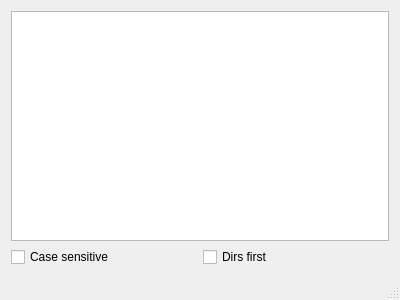
Qt form mainwindow.ui (haraki/FolderModelTest) before a commit.
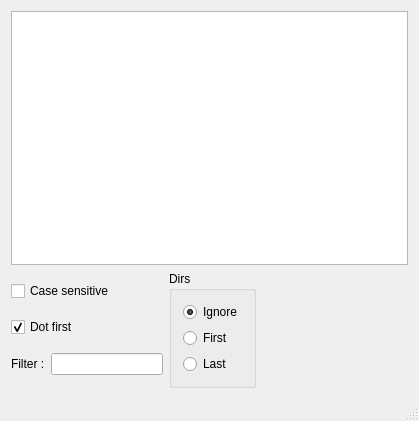
The same form after that commit.

Commit message: QFileSystemModel, QSortFilterProxyModel を使わず、FolderModel を使うよう修正

Diff of the .ui file:
```diff
--- a/mainwindow.ui
+++ b/mainwindow.ui
@@ -6,15 +6,15 @@
    <rect>
     <x>0</x>
     <y>0</y>
-    <width>400</width>
-    <height>300</height>
+    <width>419</width>
+    <height>421</height>
    </rect>
   </property>
   <property name="windowTitle">
    <string>MainWindow</string>
   </property>
   <widget class="QWidget" name="centralWidget">
-   <layout class="QVBoxLayout" name="verticalLayout">
+   <layout class="QVBoxLayout" name="verticalLayout_3">
     <item>
      <widget class="QTableView" name="tableView">
       <property name="selectionBehavior">
@@ -29,20 +29,83 @@
      </widget>
     </item>
     <item>
-     <layout class="QHBoxLayout" name="horizontalLayout_2">
+     <layout class="QHBoxLayout" name="horizontalLayout">
       <item>
-       <widget class="QCheckBox" name="caseSensitiveCheckBox">
-        <property name="text">
-         <string>Case sensitive</string>
+       <layout class="QGridLayout" name="gridLayout">
+        <item row="2" column="1">
+         <widget class="QLineEdit" name="filterLineEdit"/>
+        </item>
+        <item row="2" column="0">
+         <widget class="QLabel" name="filterLabel">
+          <property name="text">
+           <string>Filter :</string>
+          </property>
+         </widget>
+        </item>
+        <item row="1" column="0" colspan="2">
+         <widget class="QCheckBox" name="dotFirstCheckBox">
+          <property name="text">
+           <string>Dot first</string>
+          </property>
+          <property name="checked">
+           <bool>true</bool>
+          </property>
+         </widget>
+        </item>
+        <item row="0" column="0" colspan="2">
+         <widget class="QCheckBox" name="caseSensitiveCheckBox">
+          <property name="text">
+           <string>Case sensitive</string>
+          </property>
+         </widget>
+        </item>
+       </layout>
+      </item>
+      <item>
+       <widget class="QGroupBox" name="dirsGroupBox">
+        <property name="title">
+         <string>Dirs</string>
         </property>
+        <layout class="QVBoxLayout" name="verticalLayout">
+         <item>
+          <widget class="QRadioButton" name="dirsIgnoreRadioButton">
+           <property name="text">
+            <string>Ignore</string>
+           </property>
+           <property name="checked">
+            <bool>true</bool>
+           </property>
+          </widget>
+         </item>
+         <item>
+          <widget class="QRadioButton" name="dirsFirstRadioButton">
+           <property name="text">
+            <string>First</string>
+           </property>
+          </widget>
+         </item>
+         <item>
+          <widget class="QRadioButton" name="dirsLastRadioButton">
+           <property name="text">
+            <string>Last</string>
+           </property>
+          </widget>
+         </item>
+        </layout>
        </widget>
       </item>
       <item>
-       <widget class="QCheckBox" name="dirsFirstCheckBox">
-        <property name="text">
-         <string>Dirs first</string>
+       <spacer name="horizontalSpacer">
+        <property name="orientation">
+         <enum>Qt::Horizontal</enum>
         </property>
-       </widget>
+        <property name="sizeHint" stdset="0">
+         <size>
+          <width>40</width>
+          <height>20</height>
+         </size>
+        </property>
+       </spacer>
       </item>
      </layout>
     </item>
```
Left out of the diff: 2 changed lines with no effect on the pictures. The commit also changes 2 other files.
